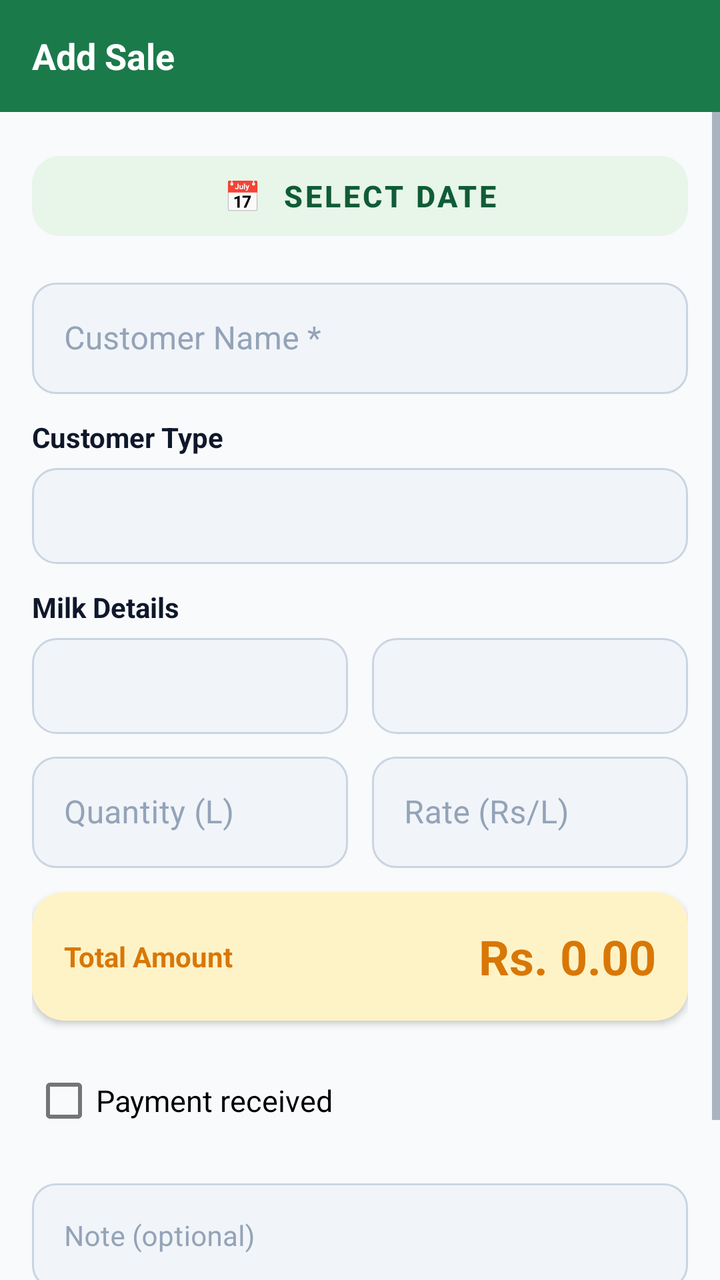
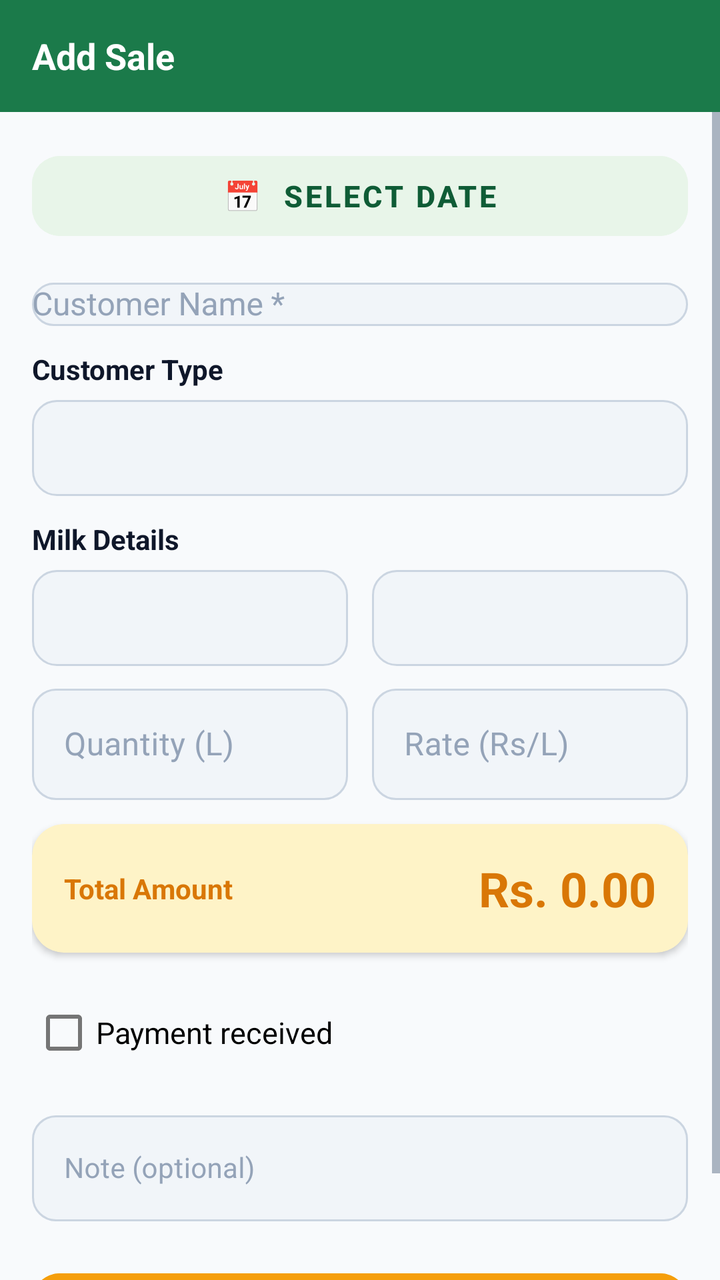

Before-and-after screenshots of an Android layout around one commit, followed by the original layout XML and the change that was made.
<!-- AndroidManifest.xml: application theme Theme.MilkDiary -->
<!-- res/layout/activity_add_sale.xml -->
<?xml version="1.0" encoding="utf-8"?>
<LinearLayout xmlns:android="http://schemas.android.com/apk/res/android"
    xmlns:app="http://schemas.android.com/apk/res-auto"
    android:layout_width="match_parent"
    android:layout_height="match_parent"
    android:orientation="vertical"
    android:background="@color/background">

    <com.google.android.material.appbar.MaterialToolbar
        android:id="@+id/toolbar"
        style="@style/ToolbarStyle"
        app:title="Add Sale" />

    <ScrollView
        android:layout_width="match_parent"
        android:layout_height="match_parent">

        <LinearLayout
            android:layout_width="match_parent"
            android:layout_height="wrap_content"
            android:orientation="vertical"
            android:padding="16dp">

            <Button
                android:id="@+id/btnDate"
                android:layout_width="match_parent"
                android:layout_height="52dp"
                android:layout_marginBottom="12dp"
                android:text="📅  Select Date"
                android:backgroundTint="@color/primary_light"
                android:textColor="@color/primary_dark"
                android:textStyle="bold"
                android:textSize="15sp"
                app:cornerRadius="14dp"
                android:stateListAnimator="@null" />

            <com.google.android.material.textfield.TextInputLayout
                android:layout_width="match_parent"
                android:layout_height="wrap_content"
                android:hint="Customer Name *"
                style="@style/InputField"
                android:layout_marginBottom="12dp">
                <com.google.android.material.textfield.TextInputEditText
                    android:id="@+id/etCustomerName"
                    android:layout_width="match_parent"
                    android:layout_height="wrap_content"
                    android:inputType="textPersonName"
                    android:textSize="16sp" />
            </com.google.android.material.textfield.TextInputLayout>

            <TextView
                android:layout_width="match_parent"
                android:layout_height="wrap_content"
                android:text="Customer Type"
                android:textSize="14sp"
                android:textStyle="bold"
                android:textColor="@color/text_primary"
                android:paddingBottom="6dp" />

            <Spinner
                android:id="@+id/spinnerCustomerType"
                android:layout_width="match_parent"
                android:layout_height="48dp"
                android:layout_marginBottom="12dp"
                android:background="@drawable/bg_spinner"
                android:paddingStart="12dp" />

            <TextView
                android:layout_width="match_parent"
                android:layout_height="wrap_content"
                android:text="Milk Details"
                android:textSize="14sp"
                android:textStyle="bold"
                android:textColor="@color/text_primary"
                android:paddingBottom="6dp" />

            <LinearLayout
                android:layout_width="match_parent"
                android:layout_height="wrap_content"
                android:orientation="horizontal"
                android:layout_marginBottom="6dp">
                <Spinner
                    android:id="@+id/spinnerMilkType"
                    android:layout_width="0dp"
                    android:layout_height="48dp"
                    android:layout_weight="1"
                    android:layout_marginEnd="6dp"
                    android:background="@drawable/bg_spinner"
                    android:paddingStart="12dp" />
                <Spinner
                    android:id="@+id/spinnerSession"
                    android:layout_width="0dp"
                    android:layout_height="48dp"
                    android:layout_weight="1"
                    android:layout_marginStart="6dp"
                    android:background="@drawable/bg_spinner"
                    android:paddingStart="12dp" />
            </LinearLayout>

            <LinearLayout
                android:layout_width="match_parent"
                android:layout_height="wrap_content"
                android:orientation="horizontal"
                android:layout_marginBottom="12dp">
                <com.google.android.material.textfield.TextInputLayout
                    android:layout_width="0dp"
                    android:layout_height="wrap_content"
                    android:layout_weight="1"
                    android:layout_marginEnd="6dp"
                    android:hint="Quantity (L)"
                    style="@style/InputField">
                    <com.google.android.material.textfield.TextInputEditText
                        android:id="@+id/etQuantity"
                        android:layout_width="match_parent"
                        android:layout_height="wrap_content"
                        android:inputType="numberDecimal"
                        android:textSize="16sp" />
                </com.google.android.material.textfield.TextInputLayout>
                <com.google.android.material.textfield.TextInputLayout
                    android:layout_width="0dp"
                    android:layout_height="wrap_content"
                    android:layout_weight="1"
                    android:layout_marginStart="6dp"
                    android:hint="Rate (Rs/L)"
                    style="@style/InputField">
                    <com.google.android.material.textfield.TextInputEditText
                        android:id="@+id/etRate"
                        android:layout_width="match_parent"
                        android:layout_height="wrap_content"
                        android:inputType="numberDecimal"
                        android:textSize="16sp" />
                </com.google.android.material.textfield.TextInputLayout>
            </LinearLayout>

            <androidx.cardview.widget.CardView
                android:layout_width="match_parent"
                android:layout_height="wrap_content"
                android:layout_marginBottom="16dp"
                app:cardCornerRadius="16dp"
                app:cardElevation="2dp"
                app:cardBackgroundColor="@color/accent_light">
                <LinearLayout
                    android:layout_width="match_parent"
                    android:layout_height="wrap_content"
                    android:orientation="horizontal"
                    android:padding="16dp"
                    android:gravity="center_vertical">
                    <TextView
                        android:layout_width="0dp"
                        android:layout_height="wrap_content"
                        android:layout_weight="1"
                        android:text="Total Amount"
                        android:textSize="14sp"
                        android:textStyle="bold"
                        android:textColor="@color/accent_dark" />
                    <TextView
                        android:id="@+id/tvAmount"
                        android:layout_width="wrap_content"
                        android:layout_height="wrap_content"
                        android:text="Rs. 0.00"
                        android:textSize="24sp"
                        android:textStyle="bold"
                        android:textColor="@color/accent_dark" />
                </LinearLayout>
            </androidx.cardview.widget.CardView>

            <com.google.android.material.checkbox.MaterialCheckBox
                android:id="@+id/checkPaid"
                android:layout_width="match_parent"
                android:layout_height="wrap_content"
                android:text="Payment received"
                android:textSize="15sp"
                android:layout_marginBottom="12dp" />

            <com.google.android.material.textfield.TextInputLayout
                android:layout_width="match_parent"
                android:layout_height="wrap_content"
                android:hint="Note (optional)"
                style="@style/InputField"
                android:layout_marginBottom="20dp">
                <com.google.android.material.textfield.TextInputEditText
                    android:id="@+id/etNote"
                    android:layout_width="match_parent"
                    android:layout_height="wrap_content"
                    android:inputType="textMultiLine"
                    android:maxLines="2"
                    android:textSize="14sp" />
            </com.google.android.material.textfield.TextInputLayout>

            <Button
                android:id="@+id/btnSave"
                android:layout_width="match_parent"
                android:layout_height="52dp"
                android:text="💾  Save Sale"
                android:textSize="15sp"
                android:textStyle="bold"
                android:backgroundTint="@color/accent"
                app:cornerRadius="14dp"
                android:stateListAnimator="@null" />

        </LinearLayout>
    </ScrollView>
</LinearLayout>
<!-- resources referenced by this layout -->
<resources>
  <color name="accent">#F59E0B</color>
  <color name="accent_dark">#D97706</color>
  <color name="accent_light">#FEF3C7</color>
  <color name="background">#F8FAFC</color>
  <color name="primary_dark">#0F5C36</color>
  <color name="primary_light">#E8F5E9</color>
  <color name="text_primary">#0F172A</color>
  <!-- drawable bg_spinner (drawable) -->
  <?xml version="1.0" encoding="utf-8"?>
  <shape xmlns:android="http://schemas.android.com/apk/res/android">
      <solid android:color="@color/input_bg" />
      <stroke android:width="1dp" android:color="@color/input_stroke" />
      <corners android:radius="12dp" />
  </shape>
  <style name="InputField" parent="Widget.MaterialComponents.TextInputLayout.OutlinedBox">
          <item name="boxCornerRadiusTopStart">12dp</item>
          <item name="boxCornerRadiusTopEnd">12dp</item>
          <item name="boxCornerRadiusBottomStart">12dp</item>
          <item name="boxCornerRadiusBottomEnd">12dp</item>
          <item name="boxStrokeColor">@color/input_stroke_selector</item>
          <item name="boxBackgroundColor">@color/input_bg</item>
          <item name="hintTextColor">@color/text_secondary</item>
          <item name="android:textColorHint">@color/text_hint</item>
      </style>
  <style name="ToolbarStyle" parent="Widget.MaterialComponents.Toolbar">
          <item name="android:layout_width">match_parent</item>
          <item name="android:layout_height">?attr/actionBarSize</item>
          <item name="android:background">@color/primary</item>
          <item name="titleTextColor">@color/text_on_primary</item>
          <item name="navigationIconTint">@color/text_on_primary</item>
          <item name="titleTextAppearance">@style/ToolbarTitle</item>
      </style>
  <style name="Theme.MilkDiary" parent="Theme.MaterialComponents.DayNight.NoActionBar">
          <item name="colorPrimary">@color/primary</item>
          <item name="colorPrimaryDark">@color/primary_dark</item>
          <item name="colorAccent">@color/accent</item>
          <item name="colorOnPrimary">@color/text_on_primary</item>
          <item name="android:colorBackground">@color/background</item>
          <item name="colorSurface">@color/surface</item>
          <item name="android:textColorPrimary">@color/text_primary</item>
          <item name="android:textColorSecondary">@color/text_secondary</item>
          <item name="windowActionBar">false</item>
          <item name="windowNoTitle">true</item>
          <item name="android:statusBarColor">@color/primary_dark</item>
          <item name="android:navigationBarColor">@color/background</item>
      </style>
  <color name="input_bg">#F1F5F9</color>
  <color name="input_stroke">#CBD5E1</color>
  <color name="text_secondary">#64748B</color>
  <color name="text_hint">#94A3B8</color>
  <color name="primary">#1B7A4A</color>
  <color name="text_on_primary">#FFFFFF</color>
  <style name="ToolbarTitle">
          <item name="android:textSize">18sp</item>
          <item name="android:textStyle">bold</item>
      </style>
  <color name="surface">#FFFFFF</color>
</resources>

<!-- the commit's change to res/layout/activity_add_sale.xml (unified diff, before → after) -->
@@ -40,7 +40,7 @@
                 android:hint="Customer Name *"
                 style="@style/InputField"
                 android:layout_marginBottom="12dp">
-                <com.google.android.material.textfield.TextInputEditText
+                <AutoCompleteTextView
                     android:id="@+id/etCustomerName"
                     android:layout_width="match_parent"
                     android:layout_height="wrap_content"
